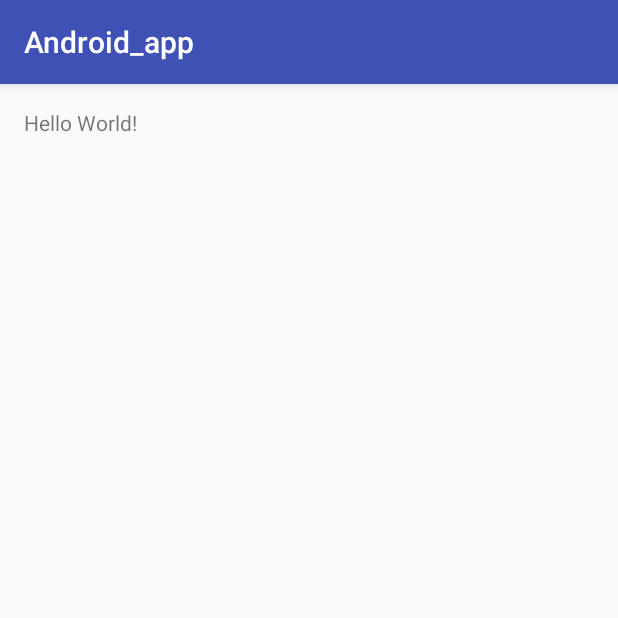
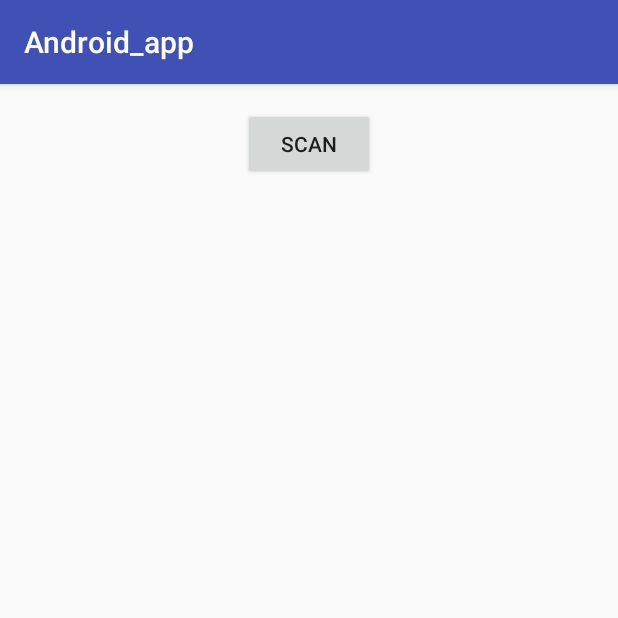
Before and after one commit to maxozo/Android_app2, an Android app: the screen it shows after launch (MainActivity), on a phone screen of 412 x 824 dp, the top half of it. Run offline under Robolectric (Android 15) with nearby library versions, the phone set to English and light mode, and no system bars.

Commit message:
bar code scan initial

```diff
--- a/app/src/main/java/uk/co/mattozolsyahoo/android_app/MainActivity.java
+++ b/app/src/main/java/uk/co/mattozolsyahoo/android_app/MainActivity.java
@@ -2,21 +2,54 @@ package uk.co.mattozolsyahoo.android_app;
 
 import android.support.v7.app.AppCompatActivity;
 import android.os.Bundle;
+import com.google.zxing.integration.android.IntentIntegrator;
+import com.google.zxing.integration.android.IntentResult;
+import android.app.Activity;
+import android.content.Intent;
+import android.view.View;
+import android.view.View.OnClickListener;
+import android.widget.Button;
+import android.widget.TextView;
+import android.widget.Toast;
 
-public class MainActivity extends AppCompatActivity {
+
+public class MainActivity extends AppCompatActivity implements OnClickListener{
+    private Button scanBtn;
+    private TextView formatTxt,contentTxt;
 
     @Override
     protected void onCreate(Bundle savedInstanceState) {
         super.onCreate(savedInstanceState);
         setContentView(R.layout.activity_main);
+
+        scanBtn = (Button)findViewById(R.id.scan_button);
+        formatTxt = (TextView)findViewById(R.id.scan_format);
+        contentTxt = (TextView)findViewById(R.id.scan_content);
+
+        scanBtn.setOnClickListener(this);
+
+
     }
 
-    private void TestUpload(){
+    public void onClick(View v){
+        if (v.getId()==R.id.scan_button)
+            IntentIntegrator scanIntegrator = new IntentIntegrator(this);
+            scanIntegrator.initiateScan();
 
+    }
 
-        int i = i+1;
-        int ii=2+5;
-        int i2=i+1;
+    public void onActivityResult(int requestCode, int resultCode, Intent intent){
+
+        IntentResult scanningResult = IntentIntegrator.parseActivityResult(requestCode, resultCode, intent);
+        if (scanningResult !=null){
+
+        }
+        else{
+
+            Toast toast = Toast.makeText(getApplicationContext(),
+                    "No Scan Data recieved", Toast.LENGTH_SHORT);
+            toast.show();
+        }
 
     }
 }
--- a/app/src/main/res/layout/activity_main.xml
+++ b/app/src/main/res/layout/activity_main.xml
@@ -10,8 +10,25 @@
     android:paddingTop="@dimen/activity_vertical_margin"
     tools:context="uk.co.mattozolsyahoo.android_app.MainActivity">
 
-    <TextView
+
+    <Button android:id="@+id/scan_button"
         android:layout_width="wrap_content"
         android:layout_height="wrap_content"
-        android:text="Hello World!" />
+        android:layout_centerHorizontal="true"
+        android:text="@string/scan"/>
+
+    <TextView
+        android:id="@+id/scan_format"
+        android:layout_width="wrap_content"
+        android:layout_height="wrap_content"
+        android:textIsSelectable="true"
+        android:layout_centerHorizontal="true"
+        android:layout_below="@id/scan_button"/>
+    <TextView
+        android:id="@+id/scan_content"
+        android:layout_width="wrap_content"
+        android:layout_height="wrap_content"
+        android:textIsSelectable="true"
+        android:layout_centerHorizontal="true"
+        android:layout_below="@id/scan_format"/>
 </RelativeLayout>
--- a/app/src/main/res/values/strings.xml
+++ b/app/src/main/res/values/strings.xml
@@ -1,3 +1,4 @@
 <resources>
     <string name="app_name">Android_app</string>
+    <string name="scan">Scan</string>
 </resources>
--- a/build.gradle
+++ b/build.gradle
@@ -5,7 +5,7 @@ buildscript {
         jcenter()
     }
     dependencies {
-        classpath 'com.android.tools.build:gradle:2.2.0'
+        classpath 'com.android.tools.build:gradle:2.2.2'
 
         // NOTE: Do not place your application dependencies here; they belong
         // in the individual module build.gradle files
```
Also changed, not shown: app/src/main/java/com/google/zxing/integration/android/IntentIntegrator.java (added, +11 -0 lines), app/src/main/java/com/google/zxing/integration/android/IntentResult.java (added, +8 -0 lines).
